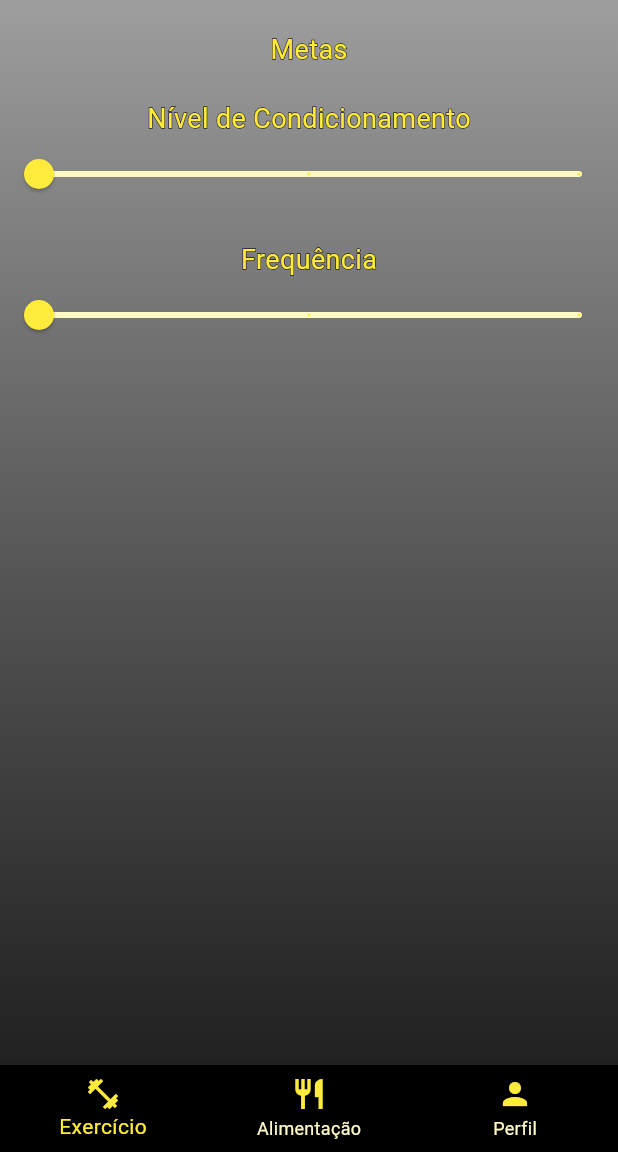
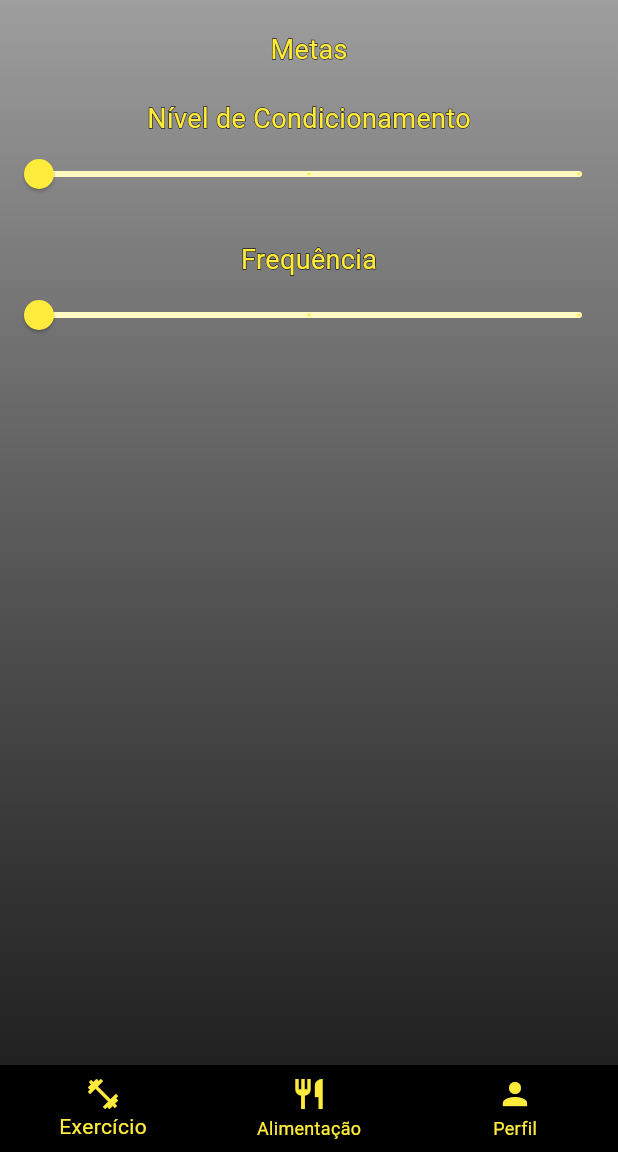
Before and after one commit to CleitonAsuos/GymFit, a Flutter app: the MainPage screen opened directly, on a phone screen of 412 x 824 dp, the part 84-1236 px from its top. Run offline on Flutter 3.47's test engine with Material 3 defaults, Android fonts, the phone set to English and light mode, and no system bars; our stand-ins replace flutter_mobx, mobx; generated files the repository leaves out were written again.

Commit message:
Tela principal incompleto
Tela principal incompleto onde faltar fazer algumas alterações, principalmente na parte central da tela.

```diff
--- a/lib/principal_page.dart
+++ b/lib/principal_page.dart
@@ -183,7 +183,7 @@ class MainPage extends StatelessWidget {
           ),
         ],
         selectedItemColor: Colors.yellow,
-        unselectedItemColor: Colors.yellow[100],
+       unselectedItemColor: Colors.yellow,
         backgroundColor: Colors.black,
         selectedLabelStyle: TextStyle(
           color: Colors.white,
```
